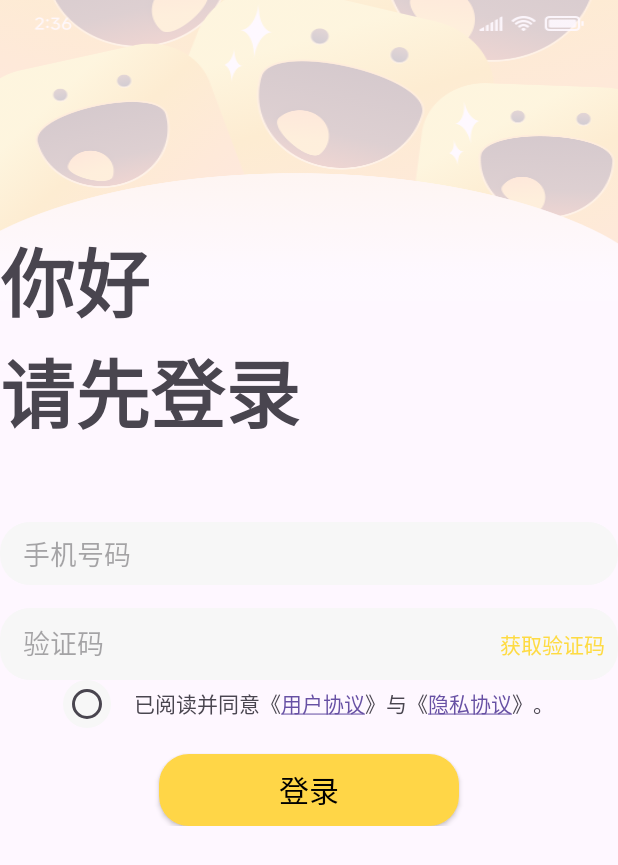
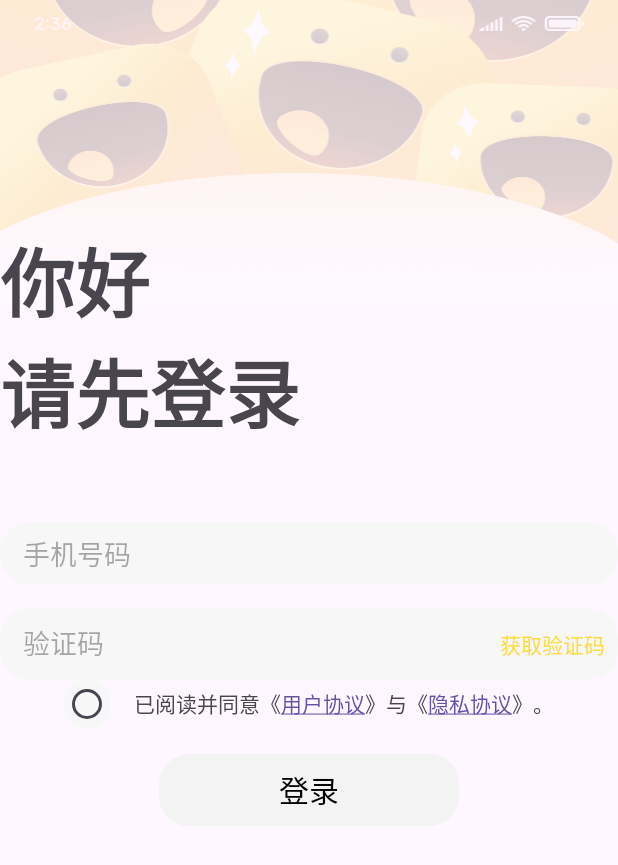
Before and after one commit to MeteorBless/MiGameCenter, an Android app: the LoginActivity screen opened directly, with no data from a screen before it, on a phone screen of 412 x 824 dp. Shown: the top 865 px of the screen. Run offline under Robolectric (Android 15) with nearby library versions, the phone set to English and light mode, and no system bars.

Commit message:
第三天 手机号和验证码都输入时，登录按钮才可以点击

```diff
--- a/app/src/main/java/com/example/migamecenter/MyHomePageFragment.java
+++ b/app/src/main/java/com/example/migamecenter/MyHomePageFragment.java
@@ -107,6 +107,7 @@ public class MyHomePageFragment extends Fragment {
         super.onDestroyView();
         appLoginTextView = null;
         ivPersonalAvatar = null;
+        btnLogOut = null;
     }
 
     private void getUserInfo(){
--- /dev/null
+++ b/app/src/main/res/drawable/bg_button_login_selector.xml
@@ -0,0 +1,7 @@
+<?xml version="1.0" encoding="utf-8"?>
+<selector xmlns:android="http://schemas.android.com/apk/res/android">
+    <!-- 当 RadioButton 未选中时的样式 -->
+    <item android:drawable="@drawable/bg_button_login" android:state_enabled="true"/>
+    <!-- 当 RadioButton 选中时的样式 -->
+    <item android:drawable="@drawable/grey_rounded_corener" android:state_enabled="false"/>
+</selector>
--- a/app/src/main/res/layout/activity_login.xml
+++ b/app/src/main/res/layout/activity_login.xml
@@ -108,9 +108,10 @@
             android:layout_gravity="center"
             android:layout_height="wrap_content"
             android:layout_marginTop="17dp"
-            android:background="@drawable/bg_button_login"
+            android:background="@drawable/bg_button_login_selector"
             android:textColor="#000000"
             android:textSize="20sp"
+            android:enabled="false"
             android:text="登录"
             />
 
```
Also changed, not shown: app/src/main/java/com/example/migamecenter/LoginActivity.java (+5 -4 lines), 3 other files.
